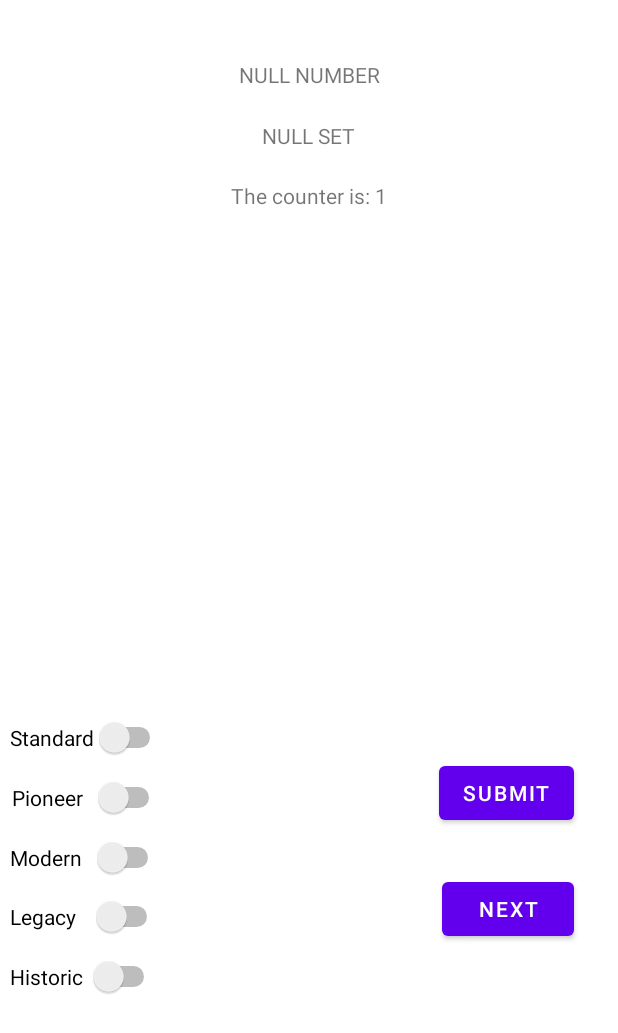
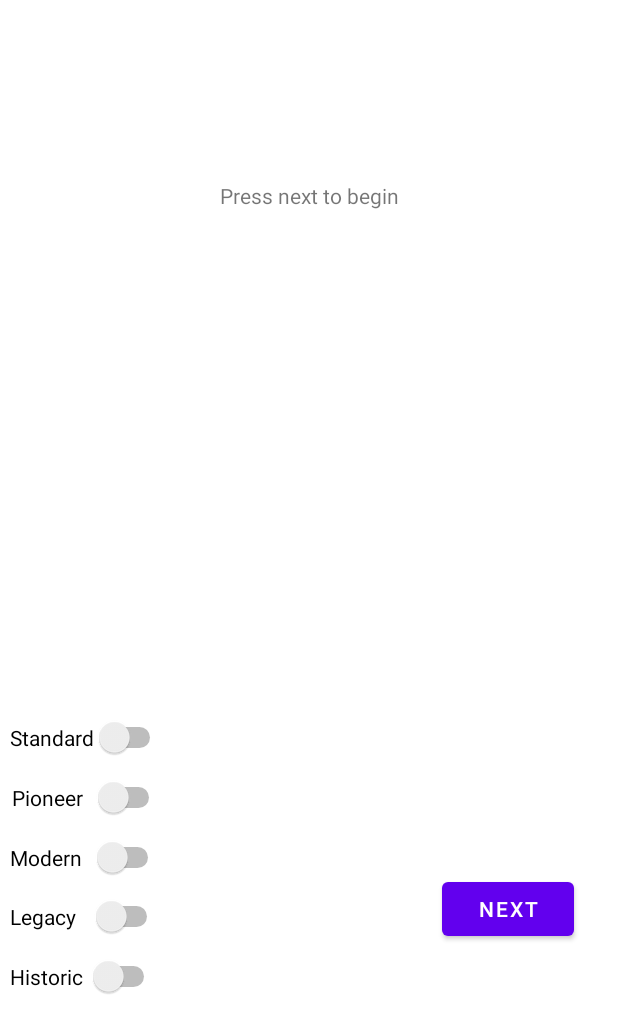
Before and after one commit to ryanmarv11/CS441Project6, an Android app: the Game screen opened directly, with no data from a screen before it, after a tap on "SUBMIT", on a phone screen of 412 x 824 dp. Shown: the top 1033 px of the screen. Run offline under Robolectric (Android 15) with nearby library versions, the phone set to English and light mode, and no system bars.

```diff
--- a/app/src/main/java/com/example/cs441project6/Game.java
+++ b/app/src/main/java/com/example/cs441project6/Game.java
@@ -1,6 +1,8 @@
 package com.example.cs441project6;
 
 import androidx.appcompat.app.AppCompatActivity;
+
+import android.content.Intent;
 import android.os.Bundle;
 import android.view.View;
 import android.widget.Button;
@@ -17,8 +19,8 @@ public class Game extends AppCompatActivity {
 
     private TextView currentNumber, currentSet, statusMessage;
     private Switch standardSwitch, pioneerSwitch, modernSwitch, legacySwitch, historicSwitch;
-    private Button submitButton, nextButton;
-    private int roundNumber, counter;
+    private Button submitButton, nextButton, backButton;
+    private int roundNumber, randomPlaceholder, score;
 
 
     @Override
@@ -26,7 +28,7 @@ public class Game extends AppCompatActivity {
         super.onCreate(savedInstanceState);
         setContentView(R.layout.activity_game);
         roundNumber = 0;
-        counter = 0;
+        score = 0;
         ArrayList<String> nameList = createNameList();
         ArrayList<MTGSet> setList = createSetList(nameList);
         //assign the textviews
@@ -64,12 +66,12 @@ public class Game extends AppCompatActivity {
             public void onCheckedChanged(CompoundButton buttonView, boolean isChecked) {
                 if(isChecked == true)
                 {
-                    Toast.makeText(getBaseContext(), "Standard has been selected", Toast.LENGTH_SHORT).show();
+                    Toast.makeText(getBaseContext(), "Pioneer has been selected", Toast.LENGTH_SHORT).show();
 
                 }
                 else
                 {
-                    Toast.makeText(getBaseContext(), "Standard has been deselected", Toast.LENGTH_SHORT).show();
+                    Toast.makeText(getBaseContext(), "Pioneer has been deselected", Toast.LENGTH_SHORT).show();
                 }
             }
         });
@@ -124,21 +126,27 @@ public class Game extends AppCompatActivity {
         nextButton.setOnClickListener(new View.OnClickListener() {
             @Override
             public void onClick(View v) {
+                statusMessage.setText("");
                 MTGSet iter;
                 Random rand = new Random();
                 int randomNumber;
-                if(roundNumber != 11)
+                roundNumber++;
+                if(roundNumber < 11)
                 {
                     //generates the set
                     do {
                         randomNumber = rand.nextInt(104) + 1;
                         iter = setList.get(randomNumber);
                     }while(iter.isBeenChosen());
+                    randomPlaceholder = randomNumber;
                     currentNumber.setText(getRoundNumberString(roundNumber));
                     currentSet.setText(iter.choose());
+                    nextButton.setVisibility(View.GONE);
+                    submitButton.setVisibility(View.VISIBLE);
                 }
                 else
                 {
+                    //cleanup step
                     nextButton.setVisibility(View.GONE);
                     submitButton.setVisibility(View.GONE);
 
@@ -148,6 +156,9 @@ public class Game extends AppCompatActivity {
                     legacySwitch.setVisibility(View.GONE);
                     historicSwitch.setVisibility(View.GONE);
 
+                    //cleanup step part 2
+                    statusMessage.setText("This round you got " + score + " correct.");
+                    backButton.setVisibility(View.VISIBLE);
                 }
             }
         });
@@ -157,16 +168,55 @@ public class Game extends AppCompatActivity {
             @Override
             public void onClick(View v) {
                 //call the check function
-                counter++;
-                statusMessage.setText("The counter is: " + counter);
+                MTGSet iter = setList.get(randomPlaceholder);
+                boolean isCorrect = isCorrect(iter);
+                if(isCorrect)
+                {
+                    score++;
+                    statusMessage.setText("Correct! Press Next for the next set :)");
+                }
+                nextButton.setVisibility(View.VISIBLE);
+                submitButton.setVisibility(View.GONE);
+            }
+        });
 
+        backButton = (Button) findViewById(R.id.backButton);
+        backButton.setOnClickListener(new View.OnClickListener() {
+            @Override
+            public void onClick(View v) {
+                Intent intent = new Intent(Game.this, Dashboard.class);
+                startActivity(intent);
+                finish();
             }
         });
 
 
     }
 
-
+    public boolean isCorrect(MTGSet iter)
+    {
+        if(iter.isStandardLegal() != standardSwitch.isChecked())
+        {
+            return false;
+        }
+        if(iter.isPioneerLegal() != pioneerSwitch.isChecked())
+        {
+            return false;
+        }
+        if(iter.isModernLegal() != modernSwitch.isChecked())
+        {
+            return false;
+        }
+        if(iter.isLegacyLegal() != legacySwitch.isChecked())
+        {
+            return false;
+        }
+        if(iter.isHistoricLegal() != historicSwitch.isChecked())
+        {
+            return false;
+        }
+        return true;
+    }
 
     public ArrayList<String> createNameList()
     {
@@ -291,11 +341,11 @@ public class Game extends AppCompatActivity {
             }
             else if(i >= 6 & i < 14) //historic but not pioneer
             {
-                setList.add(new MTGSet(false, true, true, true, true, nameList.get(i)));
+                setList.add(new MTGSet(false, false, true, true, true, nameList.get(i)));
             }
             else if(i >= 14 & i < 34) //pioneer
             {
-                setList.add(new MTGSet(false, true, true, true, true, nameList.get(i)));
+                setList.add(new MTGSet(false, true, true, true, false, nameList.get(i)));
             }
             else if(i >= 34 & i < 67) //modern
             {
--- a/app/src/main/res/layout/activity_game.xml
+++ b/app/src/main/res/layout/activity_game.xml
@@ -10,7 +10,7 @@
         android:id="@+id/currentNumber"
         android:layout_width="wrap_content"
         android:layout_height="wrap_content"
-        android:text="NULL NUMBER"
+        android:text=""
         app:layout_constraintBottom_toBottomOf="parent"
         app:layout_constraintHorizontal_bias="0.5"
         app:layout_constraintLeft_toLeftOf="parent"
@@ -22,7 +22,7 @@
         android:id="@+id/currentSet"
         android:layout_width="wrap_content"
         android:layout_height="wrap_content"
-        android:text="NULL SET"
+        android:text=""
         app:layout_constraintBottom_toBottomOf="parent"
         app:layout_constraintHorizontal_bias="0.5"
         app:layout_constraintLeft_toLeftOf="parent"
@@ -34,7 +34,7 @@
         android:id="@+id/statusMessage"
         android:layout_width="wrap_content"
         android:layout_height="wrap_content"
-        android:text="NULL MESSAGE"
+        android:text="Press next to begin"
         app:layout_constraintBottom_toBottomOf="parent"
         app:layout_constraintHorizontal_bias="0.5"
         app:layout_constraintLeft_toLeftOf="parent"
@@ -52,7 +52,8 @@
         app:layout_constraintLeft_toLeftOf="parent"
         app:layout_constraintRight_toRightOf="parent"
         app:layout_constraintTop_toTopOf="parent"
-        app:layout_constraintVertical_bias="0.6" />
+        app:layout_constraintVertical_bias="0.6"
+        tools:ignore="UseSwitchCompatOrMaterialXml" />
 
     <Switch
         android:id="@+id/pioneerSwitch"
@@ -64,7 +65,8 @@
         app:layout_constraintLeft_toLeftOf="parent"
         app:layout_constraintRight_toRightOf="parent"
         app:layout_constraintTop_toTopOf="parent"
-        app:layout_constraintVertical_bias="0.65" />
+        app:layout_constraintVertical_bias="0.65"
+        tools:ignore="UseSwitchCompatOrMaterialXml" />
 
     <Switch
         android:id="@+id/modernSwitch"
@@ -76,7 +78,8 @@
         app:layout_constraintLeft_toLeftOf="parent"
         app:layout_constraintRight_toRightOf="parent"
         app:layout_constraintTop_toTopOf="parent"
-        app:layout_constraintVertical_bias="0.7" />
+        app:layout_constraintVertical_bias="0.7"
+        tools:ignore="UseSwitchCompatOrMaterialXml" />
 
     <Switch
         android:id="@+id/legacySwitch"
@@ -88,7 +91,8 @@
         app:layout_constraintLeft_toLeftOf="parent"
         app:layout_constraintRight_toRightOf="parent"
         app:layout_constraintTop_toTopOf="parent"
-        app:layout_constraintVertical_bias="0.75" />
+        app:layout_constraintVertical_bias="0.75"
+        tools:ignore="UseSwitchCompatOrMaterialXml" />
 
     <Switch
         android:id="@+id/historicSwitch"
@@ -100,7 +104,8 @@
         app:layout_constraintLeft_toLeftOf="parent"
         app:layout_constraintRight_toRightOf="parent"
         app:layout_constraintTop_toTopOf="parent"
-        app:layout_constraintVertical_bias=".8" />
+        app:layout_constraintVertical_bias=".8"
+        tools:ignore="UseSwitchCompatOrMaterialXml"/>
 
     <Button
         android:id="@+id/submitButton"
@@ -126,5 +131,18 @@
         app:layout_constraintTop_toTopOf="parent"
         app:layout_constraintVertical_bias="0.75" />
 
+    <Button
+        android:id="@+id/backButton"
+        android:layout_width="wrap_content"
+        android:layout_height="wrap_content"
+        android:text="BACK"
+        android:visibility="gone"
+        app:layout_constraintBottom_toBottomOf="parent"
+        app:layout_constraintHorizontal_bias="0.5"
+        app:layout_constraintLeft_toLeftOf="parent"
+        app:layout_constraintRight_toRightOf="parent"
+        app:layout_constraintTop_toTopOf="parent"
+        app:layout_constraintVertical_bias="0.5" />
+
 
 </androidx.constraintlayout.widget.ConstraintLayout>
```
